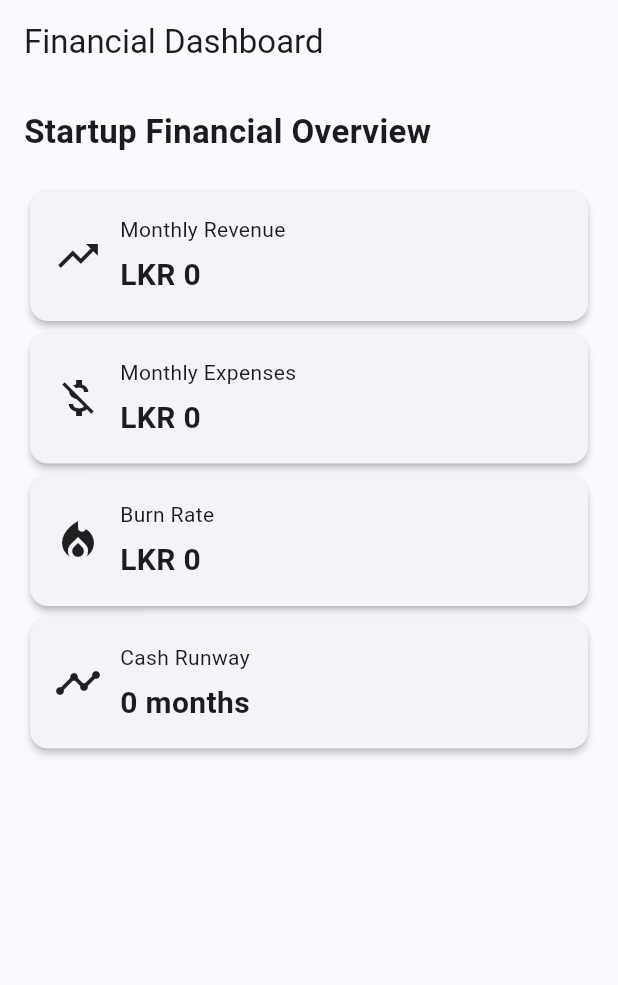
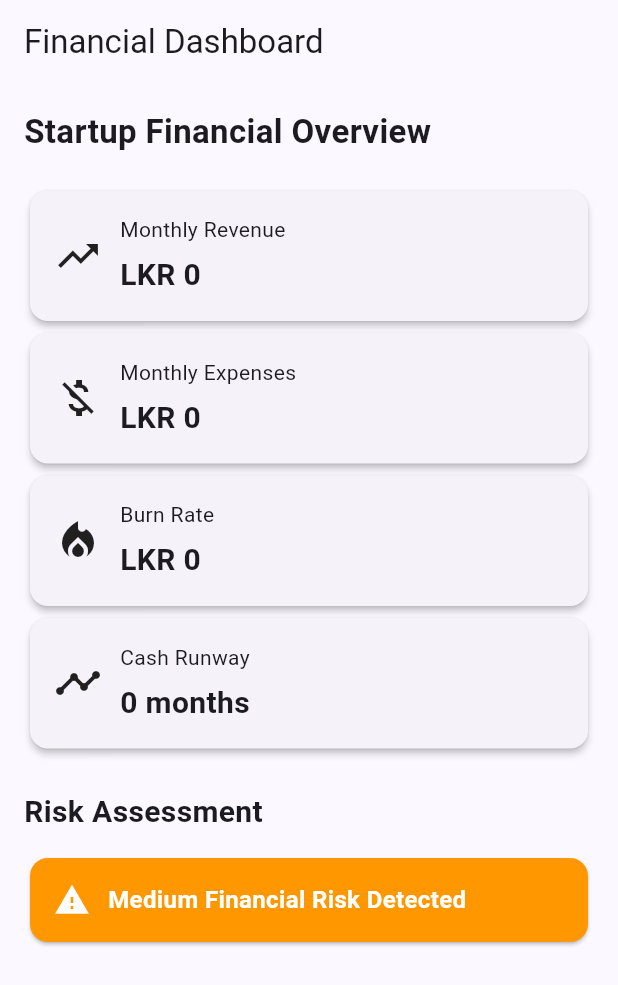
Before and after one commit to Cyber-ANGEL07/startup_financial_analyzer, a Flutter app: the screen it shows after launch, on a phone screen of 412 x 824 dp. Shown: the top 985 px of the screen. Run offline on Flutter 3.47's test engine with Material 3 defaults, Android fonts, the phone set to English and light mode, and no system bars.

Commit message:
Add dashboard KPI cards and risk assessment section

```diff
--- a/lib/screens/dashboard_screen.dart
+++ b/lib/screens/dashboard_screen.dart
@@ -44,6 +44,45 @@ class DashboardScreen extends StatelessWidget {
               value: '0 months',
               icon: Icons.timeline,
             ),
+
+            SizedBox(height: 24),
+
+            Text(
+              'Risk Assessment',
+              style: TextStyle(
+                fontSize: 20,
+                fontWeight: FontWeight.bold,
+              ),
+            ),
+
+            SizedBox(height: 12),
+
+            Card(
+              color: Colors.orange,
+              child: Padding(
+                padding: EdgeInsets.all(16),
+                child: Row(
+                  children: [
+                    Icon(
+                      Icons.warning,
+                      color:Colors.white,
+                    ),
+
+                    SizedBox(width: 12),
+                    Expanded(child:
+                    Text(
+                      'Medium Financial Risk Detected',
+                      style: TextStyle(
+                        color: Colors.white,
+                        fontSize: 16,
+                        fontWeight: FontWeight.bold,
+                      ),
+                    ),
+                  )
+                ],
+                ),
+              )
+            )
           ],
         ),
       ),
```
